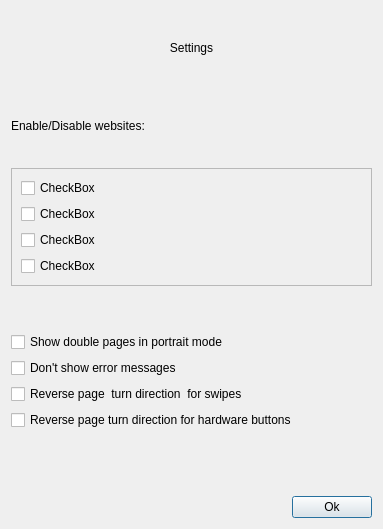
Before: the Qt Designer form widgets/settingsdialog.ui in Rain92/UltimateMangaReader, drawn with Qt 5.
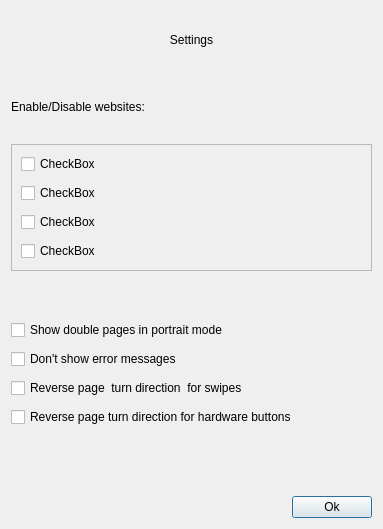
After: the same form once the commit is applied.

Commit message: Adjust layout

Diff of the .ui file:
```diff
--- a/widgets/settingsdialog.ui
+++ b/widgets/settingsdialog.ui
@@ -14,6 +14,9 @@
    <string>Dialog</string>
   </property>
   <layout class="QVBoxLayout" name="verticalLayout">
+   <property name="spacing">
+    <number>9</number>
+   </property>
    <item>
     <widget class="QLabel" name="labelTitle">
      <property name="text">
@@ -49,6 +52,9 @@
       <enum>QFrame::Raised</enum>
      </property>
      <layout class="QVBoxLayout" name="verticalLayout_2">
+      <property name="spacing">
+       <number>9</number>
+      </property>
       <item>
        <widget class="QCheckBox" name="checkBox">
         <property name="text">
```
The commit also changes 5 other files.
